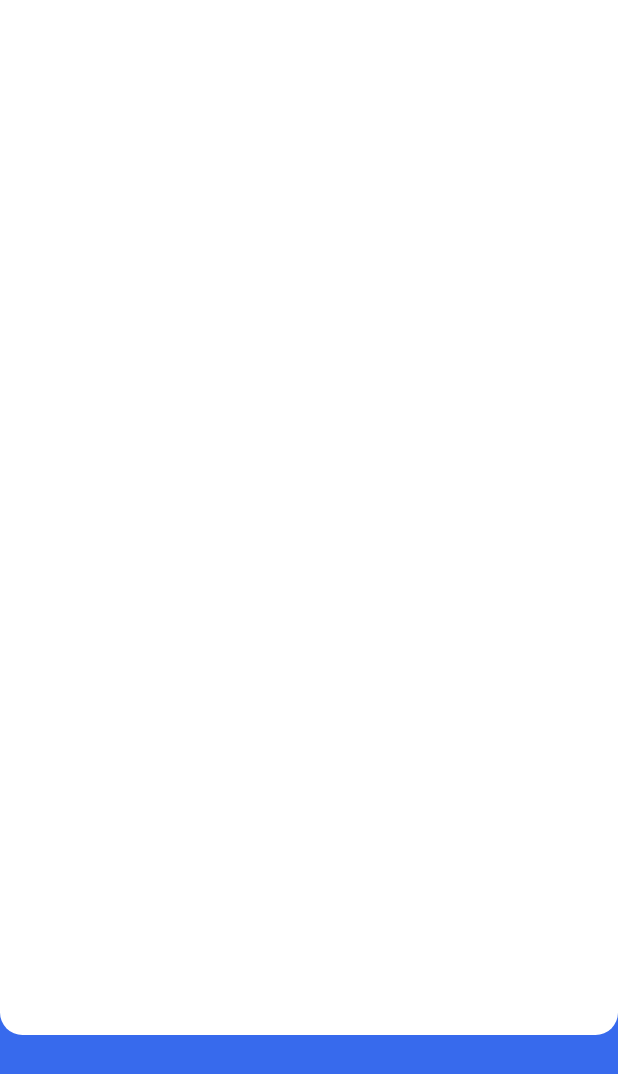
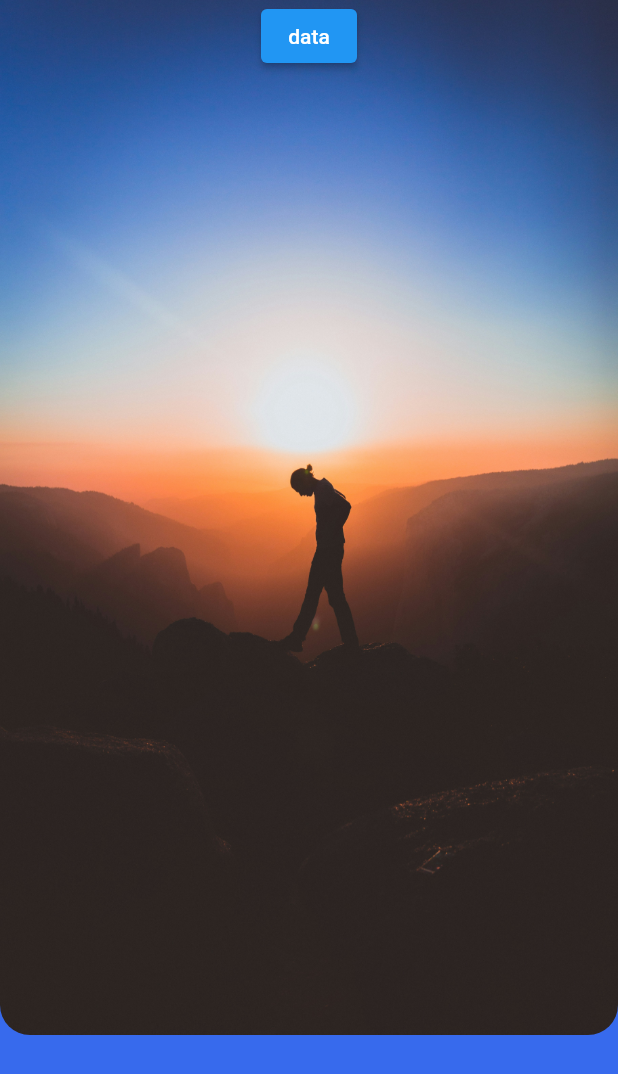
Before and after one commit to kimiaBadri/blog-club, a Flutter app: the screen it shows after launch, on a phone screen of 412 x 824 dp. Shown: the top 1074 px of the screen. Run offline on Flutter 3.47's test engine with Material 2 defaults, Android fonts, the phone set to English and light mode, and no system bars; our stand-ins replace hexcolor, smooth_page_indicator.

Commit message:
add photo and elevation button

```diff
--- a/lib/screens/story_page.dart
+++ b/lib/screens/story_page.dart
@@ -15,13 +15,21 @@ class StoryPage extends StatelessWidget {
         Container(
           width: double.infinity,
           height: 690,
-          decoration: BoxDecoration(
-            color: Colors.white,
+          child: ClipRRect(
             borderRadius: BorderRadius.only(
-              bottomLeft: Radius.circular(15),
-              bottomRight: Radius.circular(15),
+              bottomLeft: Radius.circular(20),
+              bottomRight: Radius.circular(20),
+            ),
+            child: FittedBox(
+              fit: BoxFit.fill,
+              child: Image.asset(
+                  'assets/images/stories/karl-magnuson-85J99sGggnw-unsplash.jpg'),
             ),
           ),
+        ),
+        ElevatedButton(
+          onPressed: () {},
+          child: Text('data'),
         ),
       ],
     );
```
Also changed, not shown: assets/images/stories/karl-magnuson-85J99sGggnw-unsplash.jpg (added).
